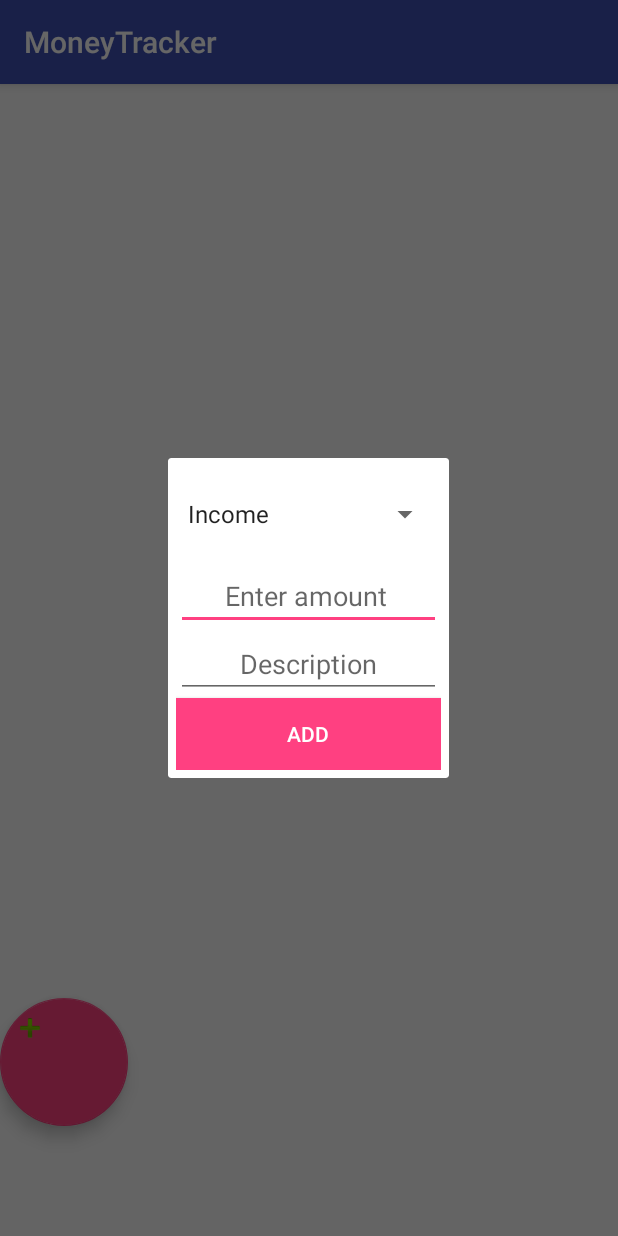
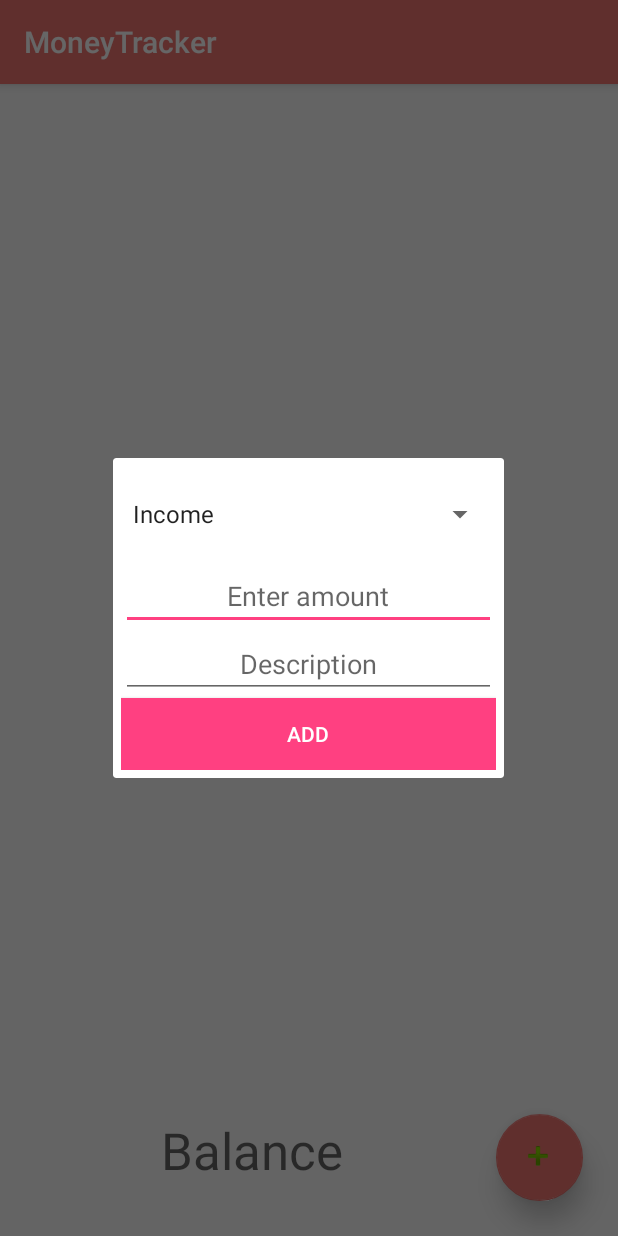
Before and after one commit to littlenune/MoneyTracker, an Android app: the screen it shows after launch (MainActivity), after a tap on an icon or button, on a phone screen of 412 x 824 dp. Run offline under Robolectric (Android 15) with nearby library versions, the phone set to English and light mode, and no system bars.

Commit message:
add adapter

```diff
--- /dev/null
+++ b/app/src/main/java/com/example/nune/moneytracker/ColorAdapter.java
@@ -0,0 +1,35 @@
+package com.example.nune.moneytracker;
+
+import android.content.Context;
+import android.graphics.Color;
+import android.support.annotation.LayoutRes;
+import android.support.annotation.NonNull;
+import android.view.View;
+import android.view.ViewGroup;
+import android.widget.ArrayAdapter;
+
+import com.example.nune.moneytracker.Data.Money;
+
+import java.util.List;
+
+/**
+ * Created by nune on 5/29/2017 AD.
+ */
+
+public class ColorAdapter<Money> extends ArrayAdapter {
+
+    public ColorAdapter(@NonNull Context context, @LayoutRes int resource, @NonNull List objects) {
+        super(context, resource, objects);
+    }
+
+    public View getView(int position, View convertView, ViewGroup parent) {
+        View view = super.getView(position, convertView, parent);
+        if (position % 2 == 1) {
+            view.setBackgroundColor(Color.rgb(240,118,114));
+        } else {
+            view.setBackgroundColor(Color.rgb(247,247,247));
+        }
+
+        return view;
+    }
+}
--- a/app/src/main/java/com/example/nune/moneytracker/MainActivity.java
+++ b/app/src/main/java/com/example/nune/moneytracker/MainActivity.java
@@ -1,8 +1,6 @@
 package com.example.nune.moneytracker;
 
 import android.app.Dialog;
-import android.content.Intent;
-import android.graphics.Color;
 import android.support.design.widget.FloatingActionButton;
 import android.support.v7.app.AppCompatActivity;
 import android.os.Bundle;
@@ -14,20 +12,15 @@ import android.widget.Button;
 import android.widget.EditText;
 import android.widget.ListView;
 import android.widget.Spinner;
-import android.widget.TextView;
 
 import com.example.nune.moneytracker.Data.Money;
 
 import java.util.ArrayList;
 
-import static com.example.nune.moneytracker.R.id.list_item;
-import static com.example.nune.moneytracker.R.id.money;
-import static com.example.nune.moneytracker.R.id.moneyTrackerList;
-
 public class MainActivity extends AppCompatActivity {
 
     ArrayList<Money> moneys;
-    ArrayAdapter<Money> moneyArrayAdapter;
+    ColorAdapter<Money> moneyArrayAdapter;
     ArrayAdapter<String> categoryAdap;
     ArrayList<String> categories;
     private static String type;
@@ -46,7 +39,7 @@ public class MainActivity extends AppCompatActivity {
 
         ListView moneyList = (ListView) findViewById(R.id.moneyTrackerList);
         moneys = new ArrayList<Money>();
-        moneyArrayAdapter = new ArrayAdapter<Money>(this, android.R.layout.simple_list_item_1, moneys);
+        moneyArrayAdapter = new ColorAdapter<Money>(this, android.R.layout.select_dialog_item, moneys);
         moneyList.setAdapter(moneyArrayAdapter);
 
         FloatingActionButton incomeBtn = (FloatingActionButton) findViewById(R.id.incomeButton);
--- a/app/src/main/res/layout/activity_main.xml
+++ b/app/src/main/res/layout/activity_main.xml
@@ -1,5 +1,5 @@
 <?xml version="1.0" encoding="utf-8"?>
-<LinearLayout xmlns:android="http://schemas.android.com/apk/res/android"
+<android.support.constraint.ConstraintLayout xmlns:android="http://schemas.android.com/apk/res/android"
     xmlns:app="http://schemas.android.com/apk/res-auto"
     xmlns:tools="http://schemas.android.com/tools"
     android:layout_width="match_parent"
@@ -11,18 +11,60 @@
 
     <ListView
         android:id="@+id/moneyTrackerList"
-        android:layout_width="wrap_content"
-        android:layout_height="165dp"
-        android:layout_weight="0.79" />
+        android:layout_width="0dp"
+        android:layout_height="414dp"
+        android:layout_weight="0.79"
+        app:layout_constraintLeft_toLeftOf="parent"
+        app:layout_constraintRight_toRightOf="parent"
+        tools:layout_constraintTop_creator="1"
+        tools:layout_constraintRight_creator="1"
+        tools:layout_constraintBottom_creator="1"
+        app:layout_constraintBottom_toTopOf="@+id/incomeButton"
+        android:layout_marginTop="6dp"
+        tools:layout_constraintLeft_creator="1"
+        android:layout_marginBottom="24dp"
+        app:layout_constraintTop_toTopOf="parent"
+        app:layout_constraintHorizontal_bias="0.0"
+        app:layout_constraintVertical_bias="0.071" />
 
     <android.support.design.widget.FloatingActionButton
         android:id="@+id/incomeButton"
-        android:layout_width="85dp"
-        android:layout_height="wrap_content"
+        android:layout_width="58dp"
+        android:layout_height="58dp"
+        android:layout_marginBottom="23dp"
+        android:layout_marginEnd="23dp"
+        android:layout_marginRight="23dp"
         android:layout_weight="0.09"
         android:clickable="true"
-        app:fabSize="mini"
-        app:srcCompat="@android:drawable/ic_input_add" />
+        app:backgroundTint="@color/background2"
+        app:elevation="10dp"
+        app:layout_constraintBottom_toBottomOf="parent"
+        app:layout_constraintRight_toRightOf="parent"
+        app:srcCompat="@android:drawable/ic_input_add"
+        tools:layout_constraintBottom_creator="1"
+        tools:layout_constraintRight_creator="1" />
+
+    <TextView
+        android:id="@+id/textView5"
+        android:layout_width="0dp"
+        android:layout_height="0dp"
+        android:text="Balance"
+        android:textAlignment="center"
+        android:textAppearance="@style/TextAppearance.AppCompat.Display1"
+        app:layout_constraintRight_toLeftOf="@+id/incomeButton"
+        tools:layout_constraintTop_creator="1"
+        tools:layout_constraintRight_creator="1"
+        tools:layout_constraintBottom_creator="1"
+        android:layout_marginStart="16dp"
+        app:layout_constraintBottom_toBottomOf="@+id/incomeButton"
+        android:layout_marginEnd="10dp"
+        android:layout_marginTop="1dp"
+        tools:layout_constraintLeft_creator="1"
+        android:layout_marginBottom="1dp"
+        app:layout_constraintLeft_toLeftOf="parent"
+        app:layout_constraintTop_toTopOf="@+id/incomeButton"
+        android:layout_marginLeft="16dp"
+        android:layout_marginRight="10dp" />
 
 
     <!--<Button-->
@@ -50,4 +92,4 @@
         <!--android:text="@string/balance_label"-->
         <!--android:textSize="30dp" />-->
 
-</LinearLayout>
+</android.support.constraint.ConstraintLayout>
--- a/app/src/main/res/layout/input_layout.xml
+++ b/app/src/main/res/layout/input_layout.xml
@@ -6,23 +6,22 @@
     android:padding="5dp">
 
 
-
     <Spinner
         android:id="@+id/spinner"
-        android:layout_width="match_parent"
+        android:layout_width="250dp"
         android:layout_height="wrap_content" />
 
     <EditText
         android:id="@+id/valueInput"
-        android:layout_width="match_parent"
+        android:layout_width="250dp"
         android:layout_height="wrap_content"
-        android:hint="      Enter amount       "
+        android:hint="Enter amount"
         android:inputType="numberDecimal"
         android:textAlignment="center" />
 
     <EditText
         android:id="@+id/desInput"
-        android:layout_width="match_parent"
+        android:layout_width="250dp"
         android:layout_height="wrap_content"
         android:hint="Description"
         android:inputType="text"
@@ -32,7 +31,7 @@
 
     <Button
         android:id="@+id/submitBtn"
-        android:layout_width="match_parent"
+        android:layout_width="250dp"
         android:layout_height="wrap_content"
         android:background="@color/colorAccent"
         android:text="Add"
--- a/app/src/main/res/values/colors.xml
+++ b/app/src/main/res/values/colors.xml
@@ -4,6 +4,7 @@
     <color name="colorPrimaryDark">#303F9F</color>
     <color name="colorAccent">#FF4081</color>
     <color name="background">#f96d97</color>
-    <color name="background2">#f29db6</color>
+    <color name="background2">#f07672</color>
     <color name="background3">#f7e6eb</color>
+    <color name="myColor">#f07672</color>
 </resources>
--- a/app/src/main/res/values/styles.xml
+++ b/app/src/main/res/values/styles.xml
@@ -3,7 +3,7 @@
     <!-- Base application theme. -->
     <style name="AppTheme" parent="Theme.AppCompat.Light.DarkActionBar">
         <!-- Customize your theme here. -->
-        <item name="colorPrimary">@color/colorPrimary</item>
+        <item name="colorPrimary">@color/myColor</item>
         <item name="colorPrimaryDark">@color/colorPrimaryDark</item>
         <item name="colorAccent">@color/colorAccent</item>
     </style>
```
